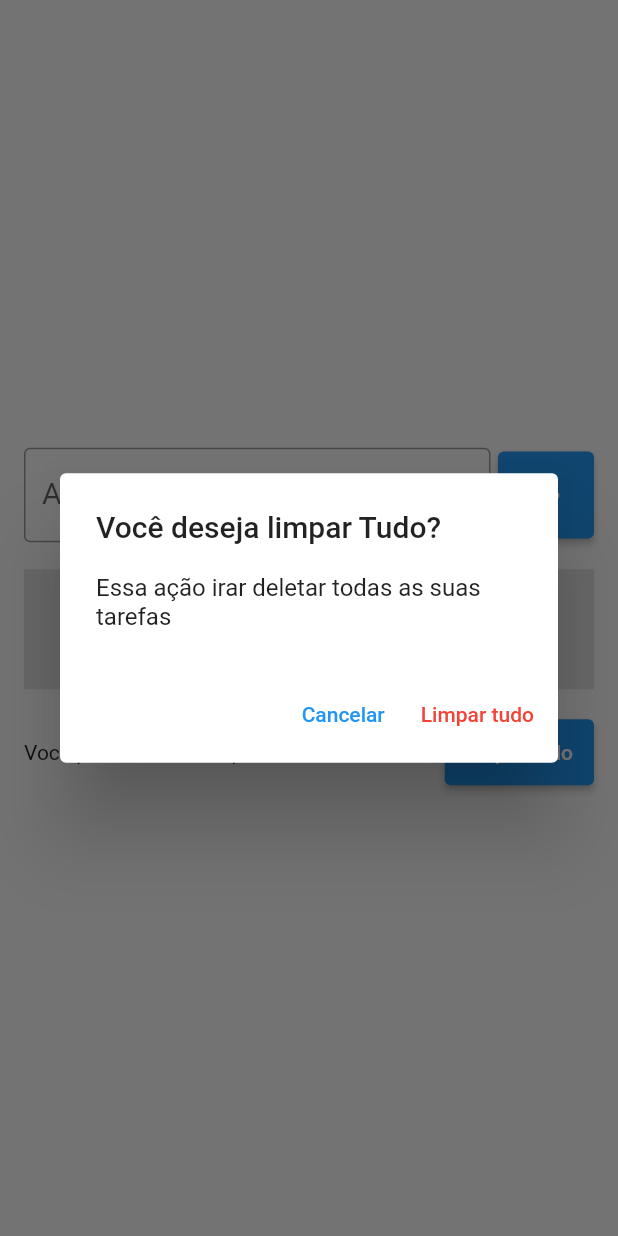
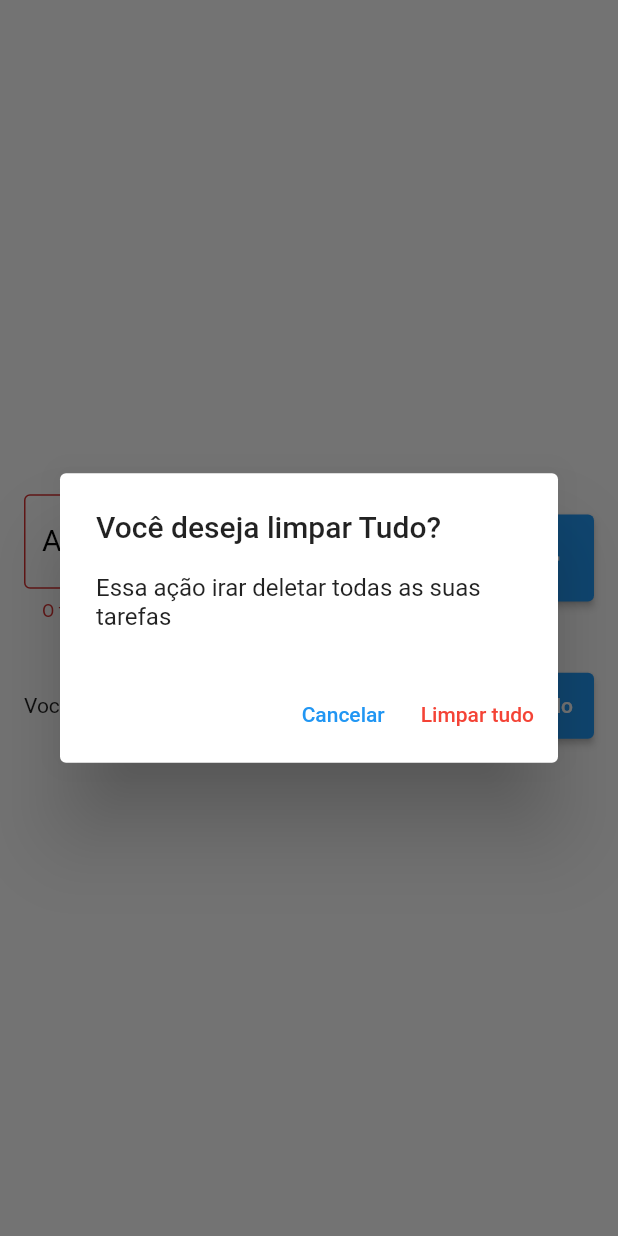
Before and after one commit to Claudioarauj0/listadetarefas, a Flutter app: the screen it shows after launch, after a tap on the "add" icon, after a tap on "limpar tudo", on a phone screen of 412 x 824 dp. Run offline on Flutter 3.47's test engine with Material 2 defaults, Android fonts, the light colour scheme and no system bars; drawn by our look-alikes of flutter_slidable; our stand-ins replace shared_preferences.

Commit message:
Ajustes no app

```diff
--- a/lib/models/todo.dart
+++ b/lib/models/todo.dart
@@ -1,8 +1,17 @@
-class Todo{
+class Todo {
+  Todo({required this.title, required this.dateTime});
 
-Todo({required this.title,  required this.dateTime});
+  Todo.fromJson(Map<String, dynamic> json)
+      : title = json['title'],
+        dateTime = DateTime.parse(json['date']);
 
-String title;
-DateTime dateTime;
+  String title;
+  DateTime dateTime;
 
+  toJson() {
+    return {
+      'title': title,
+      'date': dateTime.toIso8601String(),
+    };
+  }
 }
--- a/lib/pages/todo_list_page.dart
+++ b/lib/pages/todo_list_page.dart
@@ -1,5 +1,7 @@
+import 'package:flutter/foundation.dart';
 import 'package:flutter/material.dart';
 import 'package:todo_list/models/todo.dart';
+import 'package:todo_list/repositories/todo_repository.dart';
 import 'package:todo_list/widgets/todo_list_item.dart';
 
 class TodoListPage extends StatefulWidget {
@@ -11,10 +13,23 @@ class TodoListPage extends StatefulWidget {
 
 class _TodoListPageState extends State<TodoListPage> {
   final TextEditingController todoController = TextEditingController();
+  final TodoRepository todoRepository = TodoRepository();
 
   List<Todo> todos = [];
   Todo? deletedTodo;
   int? deletedTodoPos;
+  String? errotext;
+
+  @override
+  void initState() {
+    super.initState();
+
+    todoRepository.getTodoList().then((value) {
+      setState(() {
+        todos = value;
+      });
+    });
+  }
 
   @override
   Widget build(BuildContext context) {
@@ -36,13 +51,31 @@ class _TodoListPageState extends State<TodoListPage> {
                           border: OutlineInputBorder(),
                           labelText: "Adicionr uma tarefa",
                           hintText: "Ex.Estudar",
+                          errorText: errotext,
+                          focusedBorder: OutlineInputBorder(
+                            borderSide: BorderSide(
+                              color: Colors.blue,
+                            )
                         ),
+                        labelStyle: TextStyle(
+                          color: Colors.black,
+                        )
+                        )
                       ),
                     ),
                     SizedBox(width: 5),
                     ElevatedButton(
                       onPressed: () {
                         String text = todoController.text;
+
+                        if (text.isEmpty) {
+                          setState(() {
+                            errotext = "O titulo não pode ser vazio";
+                          });
+
+                          return;
+                        }
+
                         setState(() {
                           Todo newTodo = Todo(
                             title: text,
@@ -51,6 +84,7 @@ class _TodoListPageState extends State<TodoListPage> {
                           todos.add(newTodo);
                         });
                         todoController.clear();
+                        todoRepository.saveTodoList(todos);
                       },
                       style: ElevatedButton.styleFrom(
                           backgroundColor: Colors.blue,
@@ -107,7 +141,7 @@ class _TodoListPageState extends State<TodoListPage> {
     setState(() {
       todos.remove(todo);
     });
-
+    todoRepository.saveTodoList(todos);
     ScaffoldMessenger.of(context).showSnackBar(
       SnackBar(
         content: Text(
@@ -121,9 +155,9 @@ class _TodoListPageState extends State<TodoListPage> {
             backgroundColor: Colors.white10,
             onPressed: () {
               setState(() {});
+              todoRepository.saveTodoList(todos);
               todos.insert(deletedTodoPos!, deletedTodo!);
-          },
-        ),
+            }),
         duration: const Duration(seconds: 3),
       ),
     );
@@ -140,14 +174,14 @@ class _TodoListPageState extends State<TodoListPage> {
               onPressed: () {
                 Navigator.of(context).pop();
               },
-              style: TextButton.styleFrom(primary: Colors.blue),
+              style: TextButton.styleFrom(foregroundColor: Colors.blue),
               child: Text('Cancelar')),
           TextButton(
               onPressed: () {
                 Navigator.of(context).pop();
                 deleteAllTodos();
               },
-              style: TextButton.styleFrom(primary: Colors.red),
+              style: TextButton.styleFrom(foregroundColor: Colors.red),
               child: Text('Limpar tudo'))
         ],
       ),
@@ -158,5 +192,6 @@ class _TodoListPageState extends State<TodoListPage> {
     setState(() {
       todos.clear();
     });
+    todoRepository.saveTodoList(todos);
   }
 }
--- /dev/null
+++ b/lib/repositories/todo_repository.dart
@@ -0,0 +1,26 @@
+import 'dart:convert';
+import 'package:shared_preferences/shared_preferences.dart';
+import 'package:todo_list/models/todo.dart';
+
+const todoListKey = 'todos_list';
+
+class TodoRepository {
+  late SharedPreferences sharedPreferences;
+
+  Future<List<Todo>> getTodoList() async {
+    sharedPreferences = await SharedPreferences.getInstance();
+    final String jsonString = sharedPreferences.getString(todoListKey) ?? '[]';
+
+    if (jsonString == null) {
+      return [];
+    }
+
+    final List jsonDecoded = json.decode(jsonString) as List;
+    return jsonDecoded.map((e) => Todo.fromJson(e)).toList();
+  }
+
+  void saveTodoList(List<Todo> todos) {
+    final String jsonString = json.encode(todos);
+    sharedPreferences.setString(todoListKey, jsonString);
+  }
+}
--- a/pubspec.yaml
+++ b/pubspec.yaml
@@ -31,6 +31,7 @@ dependencies:
   flutter:
     sdk: flutter
   flutter_slidable: ^3.0.0
+  shared_preferences: ^2.2.0
 
 
 
```
Also changed, not shown: pubspec.lock, 1 other file. Lines whose indentation alone changed are shown as unchanged.
